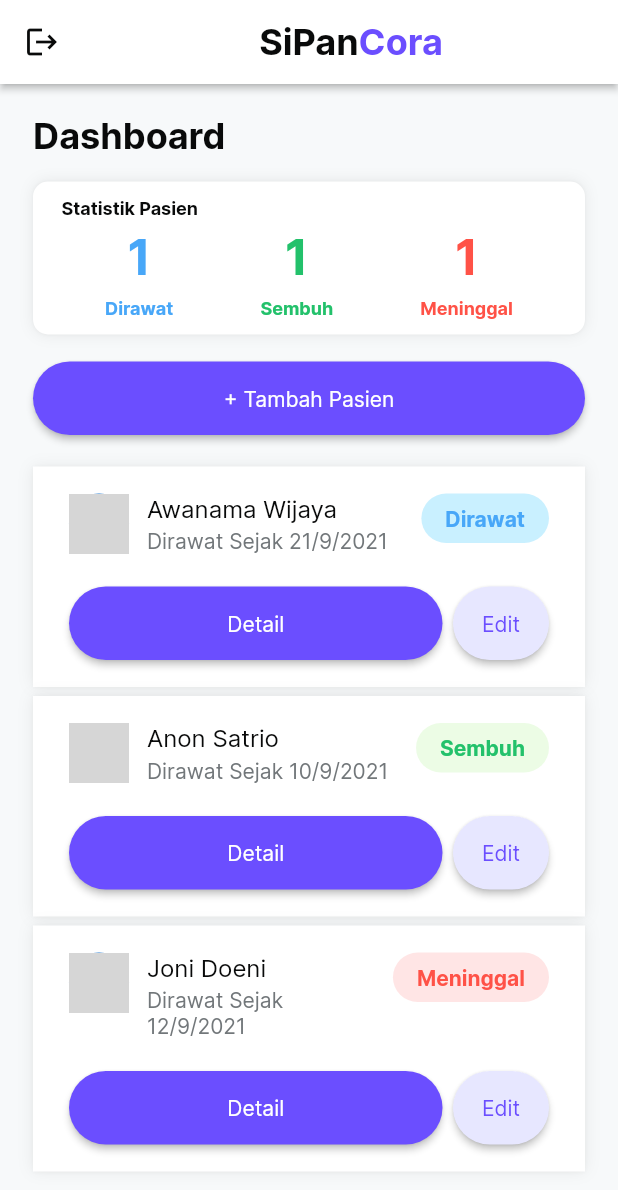
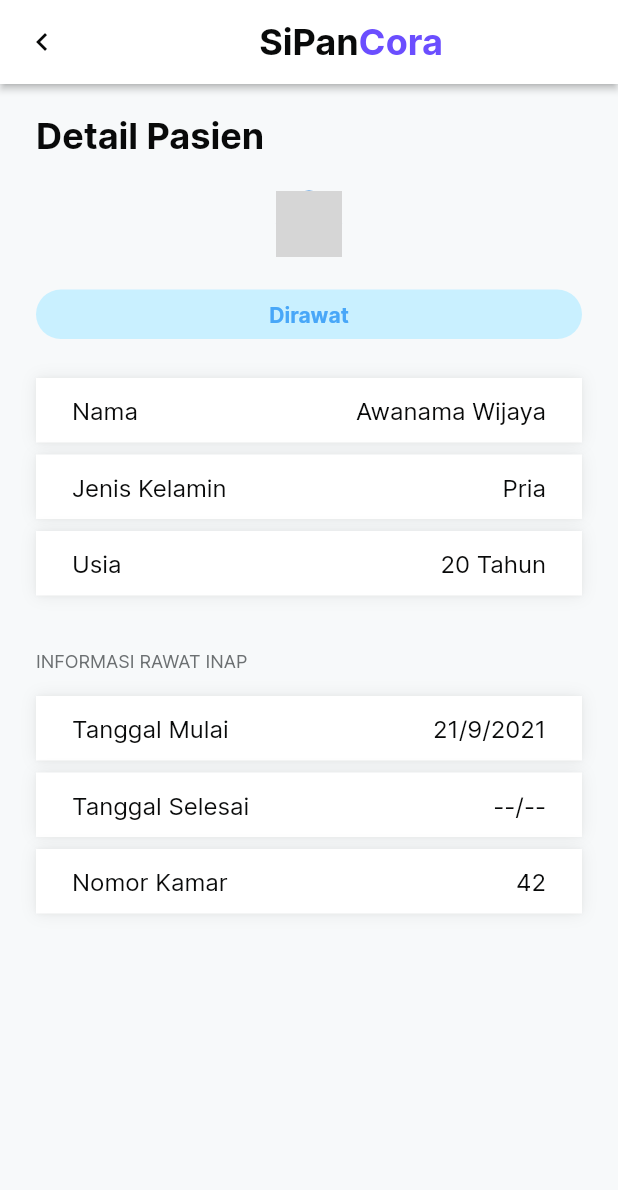
Before and after one commit to Catyousha/studi-independent-journey, a Flutter app: the screen it shows after launch, after a tap on "Detail", on a phone screen of 412 x 824 dp. Shown: the top 1190 px of the screen. Run offline on Flutter 3.47's test engine with Material 2 defaults, Android fonts, the phone set to English and light mode, and no system bars; network calls fail; grey boxes are pictures that could not be loaded.

Commit message:
add patient detail page

```diff
--- a/FlutterApp/jaka_app/lib/tugas04_sipancora/main_sipancora.dart
+++ b/FlutterApp/jaka_app/lib/tugas04_sipancora/main_sipancora.dart
@@ -1,10 +1,11 @@
 import 'package:flutter/material.dart';
 import 'package:jaka_app/tugas04_sipancora/models/patient_list_model.dart';
+import 'package:jaka_app/tugas04_sipancora/models/patient_model.dart';
+import 'package:jaka_app/tugas04_sipancora/views/detail/page_patient_detail.dart';
 import 'views/dashboard/page_dashboard.dart';
 
 class SipancoraApp extends StatelessWidget {
   const SipancoraApp({Key? key}) : super(key: key);
-
   @override
   Widget build(BuildContext context) {
     PatientList _patientList = PatientList();
@@ -15,6 +16,7 @@ class SipancoraApp extends StatelessWidget {
         '/': (context) => DashboardPage(
               patientList: _patientList,
             ),
+        '/detail': (context) => PatientDetailPage(),
       },
     );
   }
--- a/FlutterApp/jaka_app/lib/tugas04_sipancora/models/patient_model.dart
+++ b/FlutterApp/jaka_app/lib/tugas04_sipancora/models/patient_model.dart
@@ -63,4 +63,18 @@ class Patient {
   String? get showPatientGender {
     return _patientGender[this.gender] ?? "UNDEFINED";
   }
+
+  String get showPatientStartDate {
+    DateTime startDate = this.dateTreatedStart;
+    return "${startDate.day}/${startDate.month}/${startDate.year}";
+  }
+
+  String get showPatientEndDate {
+    DateTime? endDate = this.dateTreatedEnd;
+    if (endDate == null) {
+      return "--/--";
+    } else {
+      return "${endDate.day}/${endDate.month}/${endDate.year}";
+    }
+  }
 }
--- /dev/null
+++ b/FlutterApp/jaka_app/lib/tugas04_sipancora/models/patient_screen_arguments.dart
@@ -0,0 +1,17 @@
+import 'patient_model.dart';
+
+enum PatientArgsType {
+  add,
+  edit,
+  detail,
+}
+
+class PatientScreenArguments {
+  final PatientArgsType type;
+  final Patient patient;
+
+  PatientScreenArguments({
+    required this.type,
+    required this.patient,
+  });
+}
--- /dev/null
+++ b/FlutterApp/jaka_app/lib/tugas04_sipancora/views/detail/page_patient_detail.dart
@@ -0,0 +1,104 @@
+import 'package:flutter/material.dart';
+import '../../models/patient_screen_arguments.dart';
+import '../../widgets/description_tile.dart';
+import '../../widgets/status_badge.dart';
+import '../../models/patient_model.dart';
+import '../../styles/colors.dart';
+import '../../styles/typos.dart';
+import '../../widgets/sipancora_appbar.dart';
+
+class PatientDetailPage extends StatelessWidget {
+  const PatientDetailPage({
+    Key? key,
+  }) : super(key: key);
+
+  @override
+  Widget build(BuildContext context) {
+    late final PatientScreenArguments args;
+    try {
+      args =
+          ModalRoute.of(context)!.settings.arguments as PatientScreenArguments;
+    } catch (Exception) {
+      Navigator.pop(context);
+    }
+
+    final Patient patientData = args.patient;
+
+    return Scaffold(
+      appBar: SipancoraAppBar(
+        leadingIcon: Icons.chevron_left,
+        onPressLeadingIcon: () {
+          Navigator.pop(context);
+        },
+      ),
+      body: Container(
+        padding: EdgeInsets.symmetric(
+          horizontal: 24.0,
+          vertical: 20.0,
+        ),
+        decoration: BoxDecoration(
+          color: colorSkyLightest,
+        ),
+        child: ListView(
+          children: <Widget>[
+            Text(
+              "Detail Pasien",
+              style: typosTextTitle(title: 3),
+            ),
+            Padding(
+              padding: const EdgeInsets.symmetric(vertical: 22.0),
+              child: Column(
+                crossAxisAlignment: CrossAxisAlignment.center,
+                children: <Widget>[
+                  CircleAvatar(
+                    backgroundImage: NetworkImage(patientData.avatarSrc),
+                    radius: 22.0,
+                  ),
+                  SizedBox(height: 22.0),
+                  StatusBadge(
+                    label: patientData.showPatientStatus,
+                    backgroundColor: patientData.showPatientStatusColor[1],
+                    textColor: patientData.showPatientStatusColor[0],
+                  ),
+                ],
+              ),
+            ),
+            DescriptionTile(
+              title: "Nama",
+              text: "${patientData.name}",
+            ),
+            DescriptionTile(
+              title: "Jenis Kelamin",
+              text: "${patientData.showPatientGender}",
+            ),
+            DescriptionTile(
+              title: "Usia",
+              text: "${patientData.age} Tahun",
+            ),
+            SizedBox(height: 32.0),
+            Text(
+              "INFORMASI RAWAT INAP",
+              style: typosTextRegular(
+                type: TyposType.tiny,
+                color: colorInkLight,
+              ),
+            ),
+            SizedBox(height: 12.0),
+            DescriptionTile(
+              title: "Tanggal Mulai",
+              text: "${patientData.showPatientStartDate}",
+            ),
+            DescriptionTile(
+              title: "Tanggal Selesai",
+              text: "${patientData.showPatientEndDate}",
+            ),
+            DescriptionTile(
+              title: "Nomor Kamar",
+              text: "${patientData.room}",
+            ),
+          ],
+        ),
+      ),
+    );
+  }
+}
--- /dev/null
+++ b/FlutterApp/jaka_app/lib/tugas04_sipancora/widgets/description_tile.dart
@@ -0,0 +1,43 @@
+import 'package:flutter/material.dart';
+import '../styles/colors.dart';
+import '../styles/shadows.dart';
+import '../styles/typos.dart';
+
+class DescriptionTile extends StatelessWidget {
+  const DescriptionTile({
+    Key? key,
+    required this.title,
+    required this.text,
+  }) : super(key: key);
+
+  final String title;
+  final String text;
+
+  @override
+  Widget build(BuildContext context) {
+    return Container(
+      margin: EdgeInsets.symmetric(vertical: 4.0),
+      decoration: BoxDecoration(
+        color: colorSkyWhite,
+        boxShadow: shadowSmall,
+      ),
+      padding: EdgeInsets.symmetric(
+        horizontal: 24.0,
+        vertical: 12.0,
+      ),
+      child: Row(
+        mainAxisAlignment: MainAxisAlignment.spaceBetween,
+        children: <Widget>[
+          Text(
+            title,
+            style: typosTextRegular(type: TyposType.regular),
+          ),
+          Text(
+            text,
+            style: typosTextRegular(type: TyposType.regular),
+          ),
+        ],
+      ),
+    );
+  }
+}
--- a/FlutterApp/jaka_app/lib/tugas04_sipancora/widgets/patient_list_tile.dart
+++ b/FlutterApp/jaka_app/lib/tugas04_sipancora/widgets/patient_list_tile.dart
@@ -1,4 +1,5 @@
 import 'package:flutter/material.dart';
+import 'package:jaka_app/tugas04_sipancora/models/patient_screen_arguments.dart';
 
 import '../models/patient_model.dart';
 import '../styles/colors.dart';
@@ -10,7 +11,10 @@ import 'primary_nav_button.dart';
 class PatientLabelAction extends StatelessWidget {
   const PatientLabelAction({
     Key? key,
+    required this.patientData,
   }) : super(key: key);
+
+  final Patient patientData;
 
   @override
   Widget build(BuildContext context) {
@@ -19,7 +23,16 @@ class PatientLabelAction extends StatelessWidget {
         Expanded(
           child: PrimaryNavButton(
             label: "Detail",
-            onTapHandler: () {},
+            onTapHandler: () {
+              Navigator.pushNamed(
+                context,
+                '/detail',
+                arguments: PatientScreenArguments(
+                  type: PatientArgsType.detail,
+                  patient: patientData,
+                ),
+              );
+            },
           ),
         ),
         SizedBox(width: 7.0),
@@ -35,14 +48,12 @@ class PatientLabelAction extends StatelessWidget {
 }
 
 class PatientLabelData extends StatelessWidget {
-  final Patient patientData;
-
-  final DateTime dateTreated;
   const PatientLabelData({
     Key? key,
     required this.patientData,
-    required this.dateTreated,
   }) : super(key: key);
+
+  final Patient patientData;
 
   @override
   Widget build(BuildContext context) {
@@ -67,7 +78,7 @@ class PatientLabelData extends StatelessWidget {
               ),
               SizedBox(height: 4),
               Text(
-                "Dirawat Sejak ${dateTreated.day}/${dateTreated.month}/${dateTreated.year}",
+                "Dirawat Sejak ${patientData.showPatientStartDate}",
                 style: typosTextRegular(
                   type: TyposType.small,
                   color: colorInkLighter,
@@ -88,16 +99,15 @@ class PatientLabelData extends StatelessWidget {
 }
 
 class PatientListTile extends StatelessWidget {
-  final Patient patientData;
-
   const PatientListTile({
     Key? key,
     required this.patientData,
   }) : super(key: key);
 
+  final Patient patientData;
+
   @override
   Widget build(BuildContext context) {
-    DateTime dateTreated = patientData.dateTreatedStart;
     return Container(
       padding: EdgeInsets.symmetric(
         horizontal: 24.0,
@@ -111,10 +121,11 @@ class PatientListTile extends StatelessWidget {
         children: [
           PatientLabelData(
             patientData: patientData,
-            dateTreated: dateTreated,
           ),
           SizedBox(height: 22.0),
-          PatientLabelAction(),
+          PatientLabelAction(
+            patientData: patientData,
+          ),
         ],
       ),
     );
--- a/FlutterApp/jaka_app/lib/tugas04_sipancora/widgets/primary_nav_button.dart
+++ b/FlutterApp/jaka_app/lib/tugas04_sipancora/widgets/primary_nav_button.dart
@@ -14,7 +14,7 @@ class PrimaryNavButton extends StatelessWidget {
   final String label;
   final Color backgroundColor;
   final Color textColor;
-  final Function onTapHandler;
+  final VoidCallback onTapHandler;
 
   @override
   Widget build(BuildContext context) {
@@ -29,7 +29,7 @@ class PrimaryNavButton extends StatelessWidget {
           borderRadius: BorderRadius.circular(48.0),
         ),
       ),
-      onPressed: () => onTapHandler,
+      onPressed: onTapHandler,
       child: Text(
         label,
         style: typosTextRegular(
--- a/FlutterApp/jaka_app/lib/tugas04_sipancora/widgets/sipancora_appbar.dart
+++ b/FlutterApp/jaka_app/lib/tugas04_sipancora/widgets/sipancora_appbar.dart
@@ -8,7 +8,6 @@ class SipancoraAppBar extends StatelessWidget implements PreferredSizeWidget {
   final IconData leadingIcon;
   final VoidCallback onPressLeadingIcon;
 
-  /// you can add more fields that meet your needs
   const SipancoraAppBar({
     Key? key,
     this.title,
```
